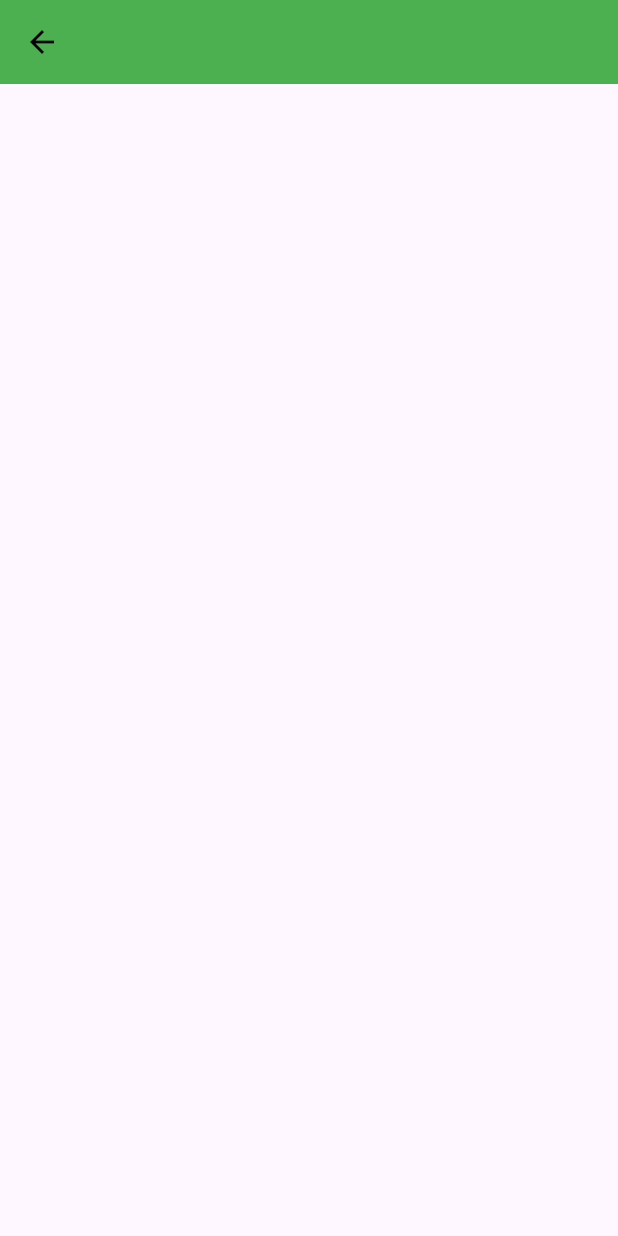
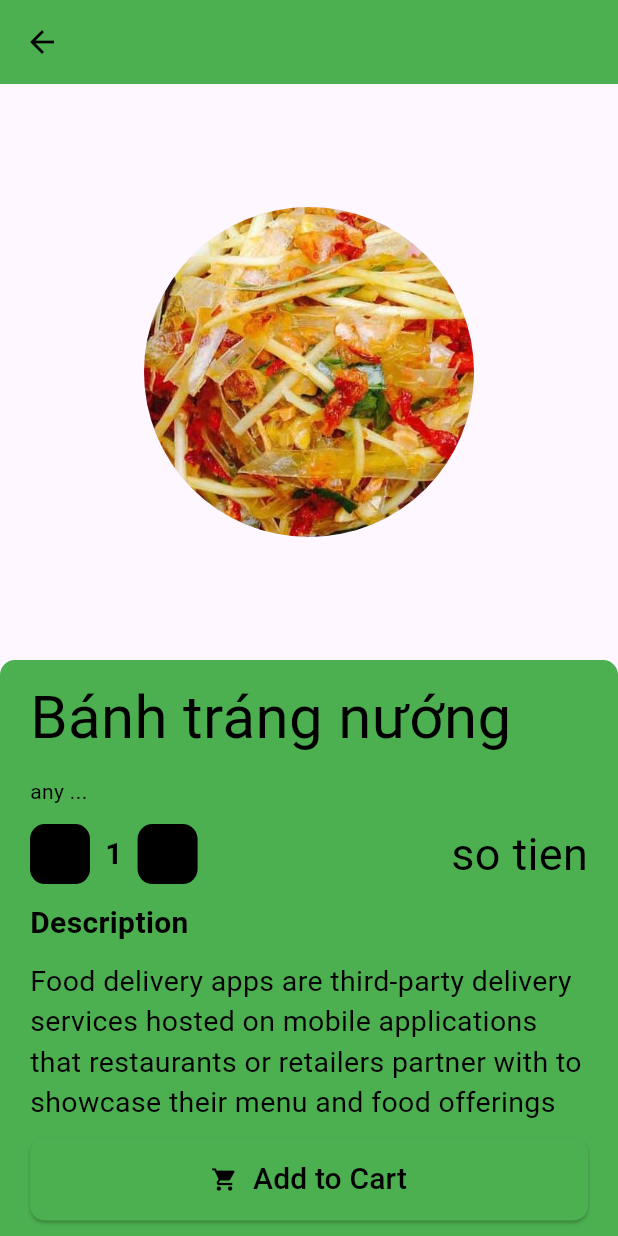
Before and after one commit to khanh2104/Kani-Food, a Flutter app: the DetailPage screen opened directly, after a tap on the "arrow back" icon, on a phone screen of 412 x 824 dp. Run offline on Flutter 3.47's test engine with Material 3 defaults, Android fonts, the phone set to English and light mode, and no system bars; our stand-ins replace cloud_firestore, firebase_auth, firebase_core; missing offline and left inert: flutter_emoji; accounts and stored records are empty.

Commit message:
make page filter by categories

```diff
--- /dev/null
+++ b/lib/modle/food_categories_modle.dart
@@ -0,0 +1,7 @@
+class FoodCategoriesModle {
+  final String image;
+  final String name;
+  final int price;
+  FoodCategoriesModle(
+      {required this.image, required this.name, required this.price});
+}
--- a/lib/provider/my_provider.dart
+++ b/lib/provider/my_provider.dart
@@ -1,7 +1,8 @@
 import 'package:cloud_firestore/cloud_firestore.dart';
 import 'package:flutter/material.dart';
 import 'package:flutter_bai_1/modle/categories_modle.dart';
-import 'package:flutter_bai_1/modle/streetFood_modle.dart';
+import 'package:flutter_bai_1/modle/food_categories_modle.dart';
+import 'package:flutter_bai_1/modle/food_single_modle.dart';
 
 class MyProvider extends ChangeNotifier {
   //get categories milk tea
@@ -22,7 +23,7 @@ class MyProvider extends ChangeNotifier {
       newMilkteaCategoriesList.add(milkteaCategoriesModle);
       milkteaCategoriesList = newMilkteaCategoriesList;
     });
-     notifyListeners();
+    notifyListeners();
   }
 
   get throwMilkteaList {
@@ -47,7 +48,7 @@ class MyProvider extends ChangeNotifier {
       newFruitjuiceCategoriesList.add(fruitjuiceCategoriesModle);
       fruitjuiceCategoriesList = newFruitjuiceCategoriesList;
     });
-     notifyListeners();
+    notifyListeners();
   }
 
   get throwFruitjuiceList {
@@ -72,7 +73,7 @@ class MyProvider extends ChangeNotifier {
       newStreetfoodCategoriesList.add(streetfoodCategoriesModle);
       streetfoodCategoriesList = newStreetfoodCategoriesList;
     });
-     notifyListeners();
+    notifyListeners();
   }
 
   get throwStreetfoodList {
@@ -97,7 +98,7 @@ class MyProvider extends ChangeNotifier {
       newOtherCategoriesList.add(otherCategoriesModle);
       otherCategoriesList = newOtherCategoriesList;
     });
-     notifyListeners();
+    notifyListeners();
   }
 
   get throwOtherList {
@@ -127,4 +128,29 @@ class MyProvider extends ChangeNotifier {
   get throwStreetFoodSingleList {
     return singleList;
   }
+
+//==========================================get Food order by categories======================
+  List<FoodCategoriesModle> foodCategoriesList = [];
+  late FoodCategoriesModle foodCategoriesModle;
+  Future<void> getFoodCategoriesList() async {
+    List<FoodCategoriesModle> newFoodCategoriesList = [];
+    QuerySnapshot querySnapshot = await FirebaseFirestore.instance
+        .collection('foodcategories')
+        .doc('YlVACmgasQZCLHH36M3a')
+        .collection('streetfood')
+        .get();
+    querySnapshot.docs.forEach((element) {
+      foodCategoriesModle = FoodCategoriesModle(
+          image: element.get('image'),
+          name: element.get('name'),
+          price: element.get('price'));
+      newFoodCategoriesList.add(foodCategoriesModle);
+      foodCategoriesList = newFoodCategoriesList;
+    });
+    notifyListeners();
+  }
+
+  get throwFoodCategoriesList {
+    return foodCategoriesList;
+  }
 }
--- a/lib/scrren/detail_page.dart
+++ b/lib/scrren/detail_page.dart
@@ -1,15 +1,134 @@
+
+
 import 'package:flutter/material.dart';
 
-class DetailPage extends StatelessWidget{
+class DetailPage extends StatelessWidget {
   @override
   Widget build(BuildContext context) {
     return Scaffold(
       appBar: AppBar(
         elevation: 0.0,
-leading: IconButton(icon:Icon(Icons.arrow_back,color: Colors.black),onPressed: (){},),
-
+        leading: IconButton(
+          icon: Icon(Icons.arrow_back, color: Colors.black),
+          onPressed: () {},
         ),
+      ),
+      body: Column(children: [
+        Expanded(
+          child: Container(
+            child: CircleAvatar(
+              radius: 110,
+              backgroundImage: AssetImage('images/banhtrang.jpg'),
+            ),
+          ),
+        ),
+        Expanded(
+            child: Container(
+          padding: EdgeInsets.symmetric(horizontal: 20),
+          width: double.infinity,
+          decoration: BoxDecoration(
+              color: Colors.green,
+              borderRadius: BorderRadius.only(
+                  topLeft: Radius.circular(10), topRight: Radius.circular(10))),
+          child: Column(
+              mainAxisAlignment: MainAxisAlignment.spaceEvenly,
+              crossAxisAlignment: CrossAxisAlignment.start,
+              children: [
+                Text(
+                  "Bánh tráng nướng",
+                  style: TextStyle(fontSize: 40, color: Colors.black),
+                ),
+                Text(
+                  "any ...",
+                  style: TextStyle(color: Colors.black),
+                ),
+                Row(
+                  mainAxisAlignment: MainAxisAlignment.spaceBetween,
+                  children: [
+                    Row(
+                      children: [
+                        Container(
+                          height: 40,
+                          width: 40,
+                          decoration: BoxDecoration(
+                              color: Colors.black,
+                              borderRadius: BorderRadius.circular(10)),
+                          child: Icon(Icons.remove),
+                        ),
+                        SizedBox(
+                          width: 10,
+                        ),
+                        Text(
+                          "1",
+                          style: TextStyle(
+                              color: Colors.black,
+                              fontSize: 20,
+                              fontWeight: FontWeight.bold),
+                        ),
+                        SizedBox(
+                          width: 10,
+                        ),
+                        Container(
+                          height: 40,
+                          width: 40,
+                          decoration: BoxDecoration(
+                              color: Colors.black,
+                              borderRadius: BorderRadius.circular(10)),
+                        )
+                      ],
+                    ),
+                    Text(
+                      "so tien",
+                      style: TextStyle(color: Colors.black, fontSize: 30),
+                    ),
+                  ],
+                ),
+                Text(
+                  "Description",
+                  style: TextStyle(
+                      color: Colors.black,
+                      fontSize: 20,
+                      fontWeight: FontWeight.bold),
+                ),
+                Text(
+                  "Food delivery apps are third-party delivery services hosted on mobile applications that restaurants or retailers partner with to showcase their menu and food offerings",
+                  style: TextStyle(
+                    color: Colors.black,
+                    fontSize: 19,
+                  ),
+                ),
+                Container(
+                  height: 55,
+                  width: double.infinity,
+                  child: ElevatedButton(
+                    onPressed: () {},
+                    style: ElevatedButton.styleFrom(
+                      backgroundColor: Colors.green,
+                      shape: RoundedRectangleBorder(
+                        borderRadius: BorderRadius.circular(10),
+                      ),
+                    ),
+                    child: Row(
+                      mainAxisAlignment: MainAxisAlignment.center,
+                      children: [
+                        Icon(
+                          Icons.shopping_cart,
+                          color: Colors.black,
+                        ),
+                        SizedBox(
+                          width: 10,
+                        ),
+                        Text(
+                          "Add to Cart",
+                          style: TextStyle(fontSize: 20, color: Colors.black),
+                        )
+                      ],
+                    ),
+                  ),
+                )
+              ]),
+        ))
+      ]),
     );
-
   }
 }
--- a/lib/scrren/home_page.dart
+++ b/lib/scrren/home_page.dart
@@ -2,8 +2,11 @@ import 'dart:io';
 
 import 'package:flutter/material.dart';
 import 'package:flutter_bai_1/modle/categories_modle.dart';
-import 'package:flutter_bai_1/modle/streetFood_modle.dart';
+import 'package:flutter_bai_1/modle/food_categories_modle.dart';
+import 'package:flutter_bai_1/modle/food_single_modle.dart';
 import 'package:flutter_bai_1/provider/my_provider.dart';
+import 'package:flutter_bai_1/scrren/categories.dart';
+import 'package:flutter_bai_1/scrren/widget/bottom_container.dart';
 import 'package:provider/provider.dart';
 
 class HomePage extends StatefulWidget {
@@ -17,13 +20,17 @@ class HomePageState extends State<HomePage> {
   List<CategoriesModle> otherList = [];
   List<CategoriesModle> streetFoodList = [];
   List<SingleModle> streetFoodSingleList = [];
+  List<FoodCategoriesModle> foodCategories = [];
   Widget categoriesContainer({
+    required void Function() onTap,
     required String image,
     required String name,
   }) {
     return Column(
       children: [
-        Container(
+        GestureDetector(
+          onTap: onTap,
+          child: Container(
             margin: EdgeInsets.only(left: 20),
             height: 70,
             width: 70,
@@ -34,6 +41,7 @@ class HomePageState extends State<HomePage> {
               ),
               color: Colors.grey,
               borderRadius: BorderRadius.circular(10),
+            ),
           ),
         ),
         SizedBox(
@@ -60,49 +68,11 @@ class HomePageState extends State<HomePage> {
     );
   }
 
-  Widget bottomContainer({
-    required String image,
-    required name,
-    required int price,
-  }) {
-    return Container(
-      height: 200,
-      width: 200,
-      decoration: BoxDecoration(
-        color: Colors.grey,
-        borderRadius: BorderRadius.circular(50),
-      ),
-      child: Column(
-        mainAxisAlignment: MainAxisAlignment.center,
-        children: [
-          CircleAvatar(
-            radius: 60,
-            backgroundImage: NetworkImage(image),
-          ),
-          ListTile(
-            contentPadding: EdgeInsets.symmetric(horizontal: 10.0),
-            leading: Container(
-              width: 120,
-              height: 50,
-              child: Text(
-                name,
-                style: TextStyle(fontSize: 20, color: Colors.black, height: 1),
-              ),
-            ),
-            trailing: Text(
-              "$price" + "K",
-              style: TextStyle(fontSize: 18, color: Colors.black),
-            ),
-          ),
-        ],
-      ),
-    );
-  }
-
   Widget milkteaCategoriesComponent() {
     return Row(
       children: milkTeaList
-          .map((e) => categoriesContainer(image: e.image, name: e.name))
+          .map((e) =>
+              categoriesContainer(image: e.image, name: e.name, onTap: () {}))
           .toList(),
     );
   }
@@ -110,7 +80,8 @@ class HomePageState extends State<HomePage> {
   Widget fruitjuiceCategoriesComponent() {
     return Row(
       children: fruitjuiceList
-          .map((e) => categoriesContainer(image: e.image, name: e.name))
+          .map((e) =>
+              categoriesContainer(image: e.image, name: e.name, onTap: () {}))
           .toList(),
     );
   }
@@ -118,7 +89,13 @@ class HomePageState extends State<HomePage> {
   Widget streetfoodCategoriesComponent() {
     return Row(
       children: streetFoodList
-          .map((e) => categoriesContainer(image: e.image, name: e.name))
+          .map((e) => categoriesContainer(
+              image: e.image,
+              name: e.name,
+              onTap: () {
+                Navigator.of(context).pushReplacement(MaterialPageRoute(
+                    builder: (context) => Categories(list: foodCategories)));
+              }))
           .toList(),
     );
   }
@@ -126,7 +103,8 @@ class HomePageState extends State<HomePage> {
   Widget otherCategoriesComponent() {
     return Row(
       children: otherList
-          .map((e) => categoriesContainer(image: e.image, name: e.name))
+          .map((e) =>
+              categoriesContainer(image: e.image, name: e.name, onTap: () {}))
           .toList(),
     );
   }
@@ -149,7 +127,10 @@ class HomePageState extends State<HomePage> {
     //===================================Single =================================
     provider.getSingle();
     streetFoodSingleList = provider.throwStreetFoodSingleList;
-
+    //===================================get list categories =====================
+    provider.getFoodCategoriesList();
+    foodCategories = provider.throwFoodCategoriesList;
+    streetFoodSingleList = provider.throwStreetFoodSingleList;
     return Scaffold(
       resizeToAvoidBottomInset: false,
       drawer: Drawer(
@@ -243,12 +224,12 @@ class HomePageState extends State<HomePage> {
                 childAspectRatio: 0.8,
                 crossAxisSpacing: 20,
                 mainAxisSpacing: 20,
-                children : streetFoodSingleList.map(
-                  (e) => bottomContainer(
-                      image: e.image,
-                      name: e.name,
-                      price: e.price),
-                ).toList()
+                children: streetFoodSingleList
+                    .map(
+                      (e) => Bottomcontainer(
+                          image: e.image, name: e.name, price: e.price),
+                    )
+                    .toList()
                 // children: [
                 // bottomContainer(
                 //     image: 'images/trasua.jpg',
```
Also changed, not shown: lib/main.dart (+10 -10 lines), lib/scrren/categories.dart (added, +39 -0 lines), lib/scrren/widget/bottom_container.dart (added, +49 -0 lines), lib/modle/food_single_modle.dart (renamed from lib/modle/streetFood_modle.dart). Lines whose indentation alone changed are shown as unchanged.
